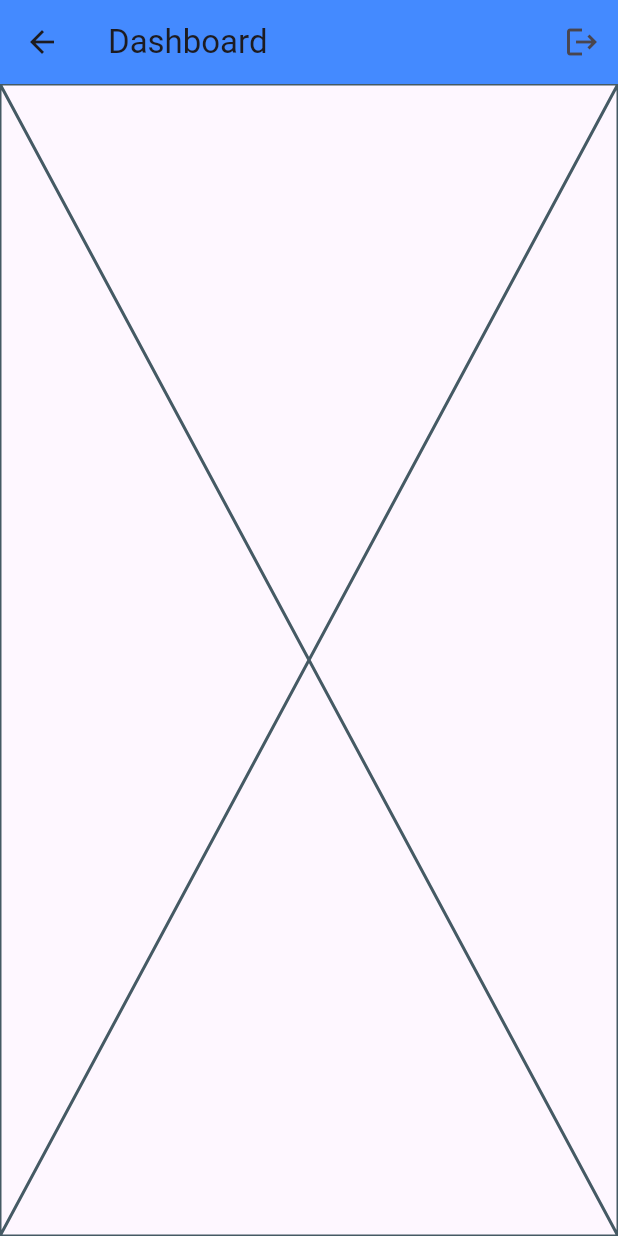
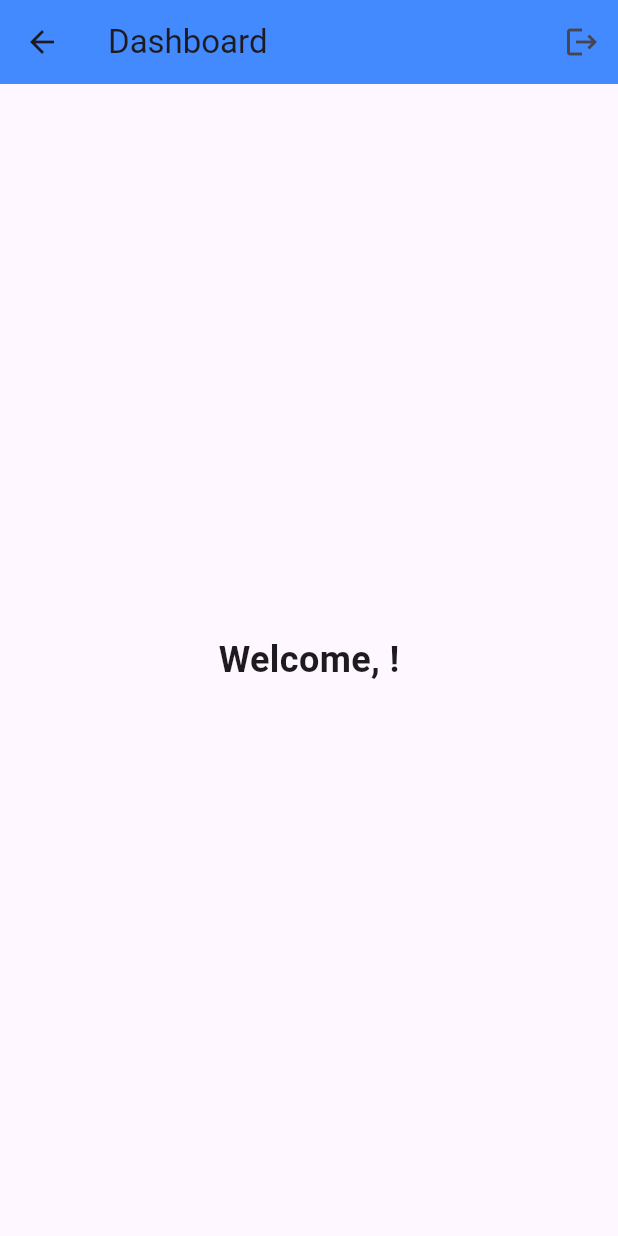
Before and after one commit to johnlampa/univents_mobile, a Flutter app: the Dashboard screen opened by its route, on a phone screen of 412 x 824 dp. Run offline on Flutter 3.47's test engine with Material 3 defaults, Android fonts, the phone set to English and light mode, and no system bars; our stand-ins replace get, google_sign_in, supabase_flutter; accounts and stored records are empty.

```diff
--- a/lib/dashboard.dart
+++ b/lib/dashboard.dart
@@ -11,28 +11,41 @@ class Dashboard extends StatefulWidget {
 }
 
 class _DashboardState extends State<Dashboard> {
-  final supabase = Supabase.instance.client; // Access Supabase client
+  final supabase = Supabase.instance.client;
+  String? userName;
+
+  @override
+  void initState() {
+    super.initState();
+    _fetchUserName();
+  }
+
+  Future<void> _fetchUserName() async {
+    final user = supabase.auth.currentUser;
+    if (user != null) {
+      setState(() {
+        userName = user.userMetadata?['full_name'] ?? user.email;
+      });
+    }
+  }
 
   @override
   Widget build(BuildContext context) {
     return Scaffold(
       appBar: AppBar(
-        title: const Text('Dashboard'), // Title of the AppBar
-        backgroundColor: Colors.blueAccent, // Background color of the AppBar
+        title: const Text('Dashboard'),
+        backgroundColor: Colors.blueAccent,
         actions: [
           IconButton(
-            icon: const Icon(Icons.logout), // Logout icon
+            icon: const Icon(Icons.logout),
             onPressed: () async {
               try {
-                // Sign out from Supabase
                 await supabase.auth.signOut();
 
-                // Sign out from GoogleSignIn
                 final GoogleSignIn googleSignIn = GoogleSignIn();
                 await googleSignIn.signOut();
 
-                // Navigate back to the login page
-                Get.offAllNamed('/login'); // Use GetX to navigate to the login page
+                Get.offAllNamed('/login');
               } catch (e) {
                 print('Error during logout: $e');
               }
@@ -40,7 +53,14 @@ class _DashboardState extends State<Dashboard> {
           ),
         ],
       ),
-      body: const Placeholder(), // Body of the Scaffold
+      body: Center(
+        child: userName != null
+            ? Text(
+                'Welcome, $userName!',
+                style: const TextStyle(fontSize: 24, fontWeight: FontWeight.bold),
+              )
+            : const CircularProgressIndicator(),
+      ),
     );
   }
 }
--- a/lib/main.dart
+++ b/lib/main.dart
@@ -3,13 +3,14 @@ import 'package:supabase_flutter/supabase_flutter.dart';
 import 'package:get/get.dart';
 import 'app/routes/app_pages.dart';
 import 'app/routes/app_routes.dart';
+import 'package:univents_mobile/config/config.dart';
 
 void main() async {
   WidgetsFlutterBinding.ensureInitialized();
 
   await Supabase.initialize(
-    url: 'https://abjnclqznfxeccdjmwkg.supabase.co',
-    anonKey: 'eyJhbGciOiJIUzI1NiIsInR5cCI6IkpXVCJ9.eyJpc3MiOiJzdXBhYmFzZSIsInJlZiI6ImFiam5jbHF6bmZ4ZWNjZGptd2tnIiwicm9sZSI6ImFub24iLCJpYXQiOjE3NDQ2MTEyNTIsImV4cCI6MjA2MDE4NzI1Mn0.8vAOC7Vb_-WLMd1dnqR9aWpAzCiZRI_zaVv-yWzr5Jc',
+    url: supabaseUrl,
+    anonKey: supabaseAnonKey,
   );
 
   runApp(const MyApp());
```
Also changed, not shown: lib/login.dart (+14 -8 lines), 1 other file.
